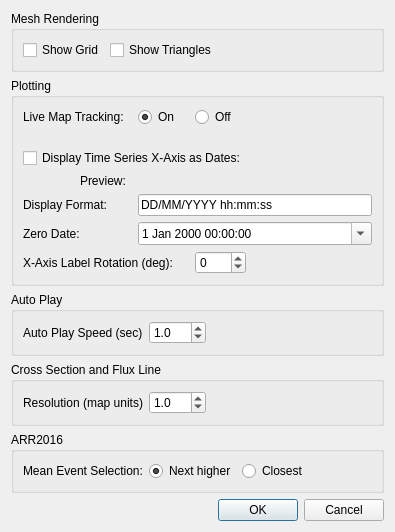
Old version of the form qgis3_plugin/tuflow/forms/ui_tuflowqgis_TuOptionsDialog.ui in the repository TUFLOW-Support/QGIS-TUFLOW-Plugin.
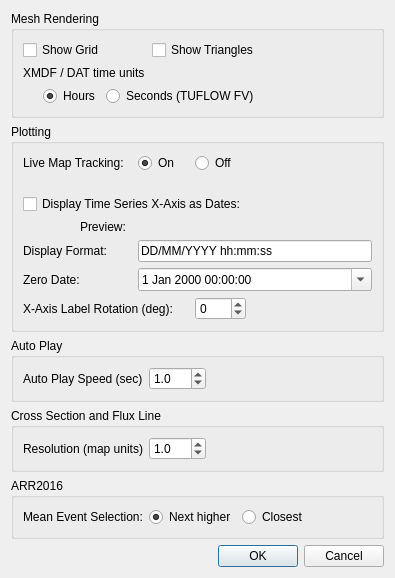
New version of the form.

```diff
--- a/qgis3_plugin/tuflow/forms/ui_tuflowqgis_TuOptionsDialog.ui
+++ b/qgis3_plugin/tuflow/forms/ui_tuflowqgis_TuOptionsDialog.ui
@@ -20,32 +20,79 @@
       <string>Mesh Rendering</string>
      </property>
      <layout class="QGridLayout" name="gridLayout">
-      <item row="0" column="1">
+      <item row="0" column="3">
+       <spacer name="horizontalSpacer_4">
+        <property name="orientation">
+         <enum>Qt::Horizontal</enum>
+        </property>
+        <property name="sizeHint" stdset="0">
+         <size>
+          <width>40</width>
+          <height>20</height>
+         </size>
+        </property>
+       </spacer>
+      </item>
+      <item row="0" column="2">
        <widget class="QCheckBox" name="cbShowTriangles">
         <property name="text">
          <string>Show Triangles</string>
         </property>
        </widget>
       </item>
-      <item row="0" column="0">
+      <item row="0" column="0" colspan="2">
        <widget class="QCheckBox" name="cbShowGrid">
         <property name="text">
          <string>Show Grid</string>
         </property>
        </widget>
       </item>
-      <item row="0" column="2">
-       <spacer name="horizontalSpacer_4">
+      <item row="1" column="0" colspan="3">
+       <widget class="QLabel" name="label_9">
+        <property name="text">
+         <string>XMDF / DAT time units</string>
+        </property>
+       </widget>
+      </item>
+      <item row="2" column="0" colspan="3">
+       <layout class="QHBoxLayout" name="horizontalLayout">
+        <item>
+         <spacer name="horizontalSpacer_7">
         <property name="orientation">
          <enum>Qt::Horizontal</enum>
         </property>
         <property name="sizeHint" stdset="0">
          <size>
-          <width>40</width>
+            <width>20</width>
           <height>20</height>
          </size>
         </property>
        </spacer>
+        </item>
+        <item>
+         <widget class="QRadioButton" name="rbTimeUnitsHours">
+          <property name="text">
+           <string>Hours</string>
+          </property>
+          <property name="checked">
+           <bool>true</bool>
+          </property>
+          <attribute name="buttonGroup">
+           <string notr="true">buttonGroup</string>
+          </attribute>
+         </widget>
+        </item>
+        <item>
+         <widget class="QRadioButton" name="rbTimeUnitsSeconds">
+          <property name="text">
+           <string>Seconds (TUFLOW FV)</string>
+          </property>
+          <attribute name="buttonGroup">
+           <string notr="true">buttonGroup</string>
+          </attribute>
+         </widget>
+        </item>
+       </layout>
       </item>
      </layout>
     </widget>
```
Left out of the diff: 3 changed lines with no effect on the pictures. Lines whose indentation alone changed are shown as unchanged.
